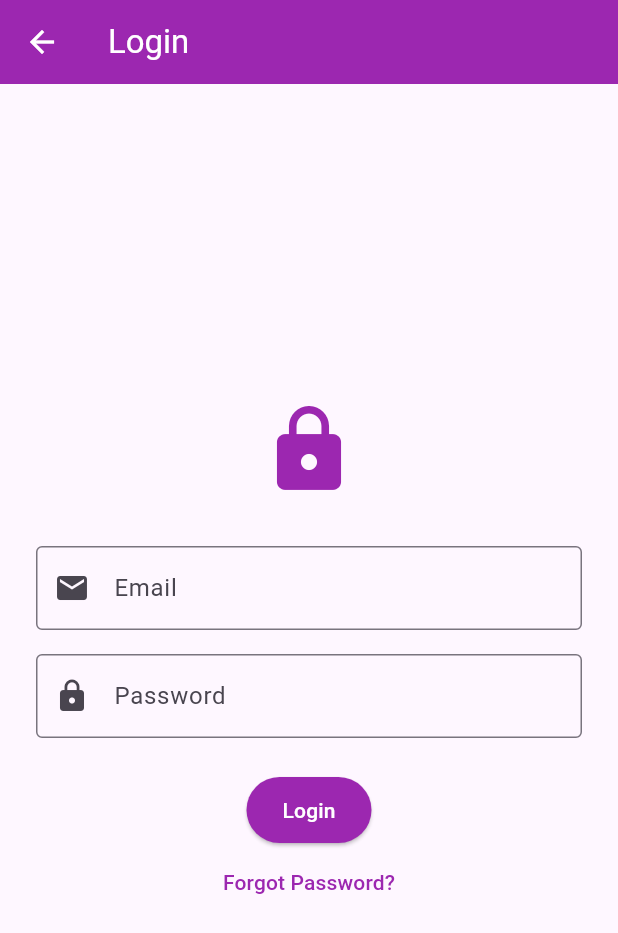
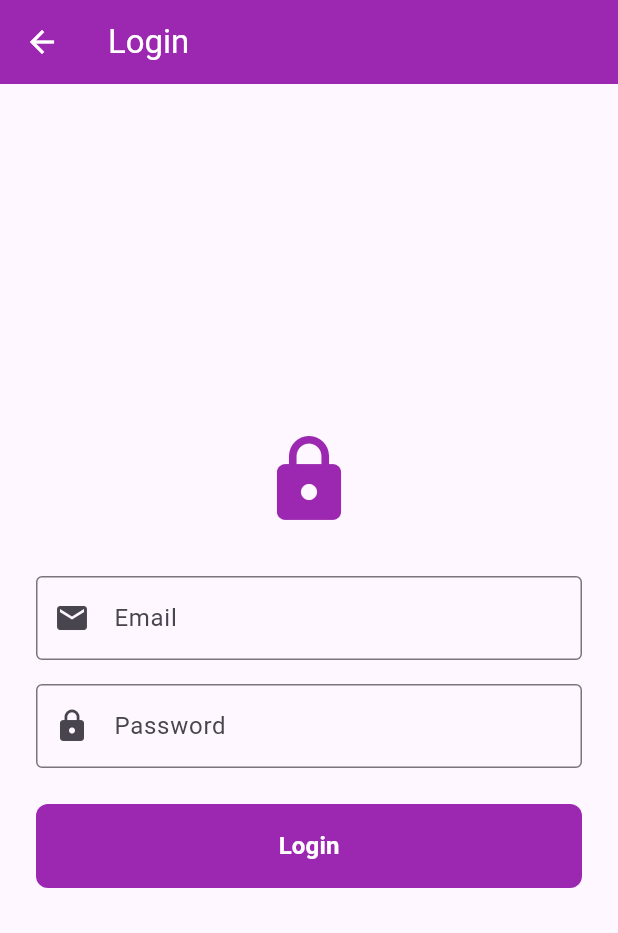
Before and after one commit to GitheTrunk/MA-Lab, a Flutter app: the screen it shows after launch, after a tap on "Go to Login", on a phone screen of 412 x 824 dp. Shown: the top 933 px of the screen. Run offline on Flutter 3.47's test engine with Material 3 defaults, Android fonts, the phone set to English and light mode, and no system bars.

Commit message:
feats: build a custom widget for button and add login page

```diff
--- a/lib/auth/login_screen.dart
+++ b/lib/auth/login_screen.dart
@@ -1,4 +1,5 @@
 import 'package:flutter/material.dart';
+import 'package:week_3_lab/widgets/buttons/app_text_button.dart';
 
 class LoginScreen extends StatelessWidget {
   const LoginScreen({super.key});
@@ -40,21 +41,11 @@ class LoginScreen extends StatelessWidget {
               ),
             ),
             SizedBox(height: 24),
-            ElevatedButton(
+            AppTextButton(
+              text: "Login",
+              backgroundColor: Colors.purple,
+              foregroundColor: Colors.white,
               onPressed: () {},
-              style: ElevatedButton.styleFrom(
-                backgroundColor: Colors.purple,
-                foregroundColor: Colors.white,
-                padding: EdgeInsets.symmetric(horizontal: 24, vertical: 12),
-              ),
-              child: Text("Login"),
-            ),
-            TextButton(
-              onPressed: () {},
-              child: Text(
-                "Forgot Password?",
-                style: TextStyle(color: Colors.purple),
-              ),
             ),
           ],
         ),
--- a/lib/screens/home_screen.dart
+++ b/lib/screens/home_screen.dart
@@ -1,4 +1,5 @@
 import 'package:flutter/material.dart';
+import 'package:week_3_lab/widgets/buttons/app_small_text_button.dart';
 
 class HomeScreen extends StatelessWidget {
   const HomeScreen({super.key});
@@ -18,7 +19,7 @@ class HomeScreen extends StatelessWidget {
           children: [
             Text(
               "Hello, World!",
-              style: TextStyle(fontStyle: FontStyle.normal, fontSize: 28),
+              style: TextStyle(fontWeight: FontWeight.bold, fontSize: 28),
             ),
             SizedBox(height: 8),
             Text(
@@ -26,16 +27,14 @@ class HomeScreen extends StatelessWidget {
               style: TextStyle(color: Colors.grey, fontSize: 20),
             ),
             SizedBox(height: 24),
-            ElevatedButton(
+            AppSmallTextButton(
+              text: 'Go to Login',
+              width: 150,
               onPressed: () {
                 Navigator.pushNamed(context, "/login");
               },
-              style: ElevatedButton.styleFrom(
-                backgroundColor: Colors.blue,
-                foregroundColor: Colors.white,
-                padding: EdgeInsets.symmetric(horizontal: 24, vertical: 12),
-              ),
-              child: Text("Go to Login"),
+              backgroundColor: Colors.blue,
+              foregroundColor: Colors.white,
             ),
           ],
         ),
--- /dev/null
+++ b/lib/widgets/buttons/app_small_text_button.dart
@@ -0,0 +1,39 @@
+import 'package:flutter/material.dart';
+
+class AppSmallTextButton extends StatelessWidget {
+  final String text;
+  final VoidCallback? onPressed;
+  final double? width;
+  final Color? backgroundColor;
+  final Color? foregroundColor;
+  const AppSmallTextButton({
+    super.key,
+    required this.text,
+    required this.onPressed,
+    required this.width,
+    required this.backgroundColor,
+    required this.foregroundColor,
+  });
+
+  @override
+  Widget build(BuildContext context) {
+    return SizedBox(
+      height: 48,
+      width: width,
+      child: TextButton(
+        onPressed: onPressed,
+        style: TextButton.styleFrom(
+          backgroundColor: backgroundColor,
+          foregroundColor: foregroundColor,
+          shape: RoundedRectangleBorder(
+            borderRadius: BorderRadiusGeometry.circular(8),
+          ),
+        ),
+        child: Text(
+          text,
+          style: TextStyle(fontSize: 16, fontWeight: FontWeight.bold),
+        ),
+      ),
+    );
+  }
+}
--- /dev/null
+++ b/lib/widgets/buttons/app_text_button.dart
@@ -0,0 +1,38 @@
+import 'package:flutter/material.dart';
+
+class AppTextButton extends StatelessWidget {
+  final String text;
+  final VoidCallback? onPressed;
+  final Color? backgroundColor;
+  final Color? foregroundColor;
+  const AppTextButton({
+    super.key,
+    required this.text,
+    required this.onPressed,
+    required this.backgroundColor,
+    required this.foregroundColor,
+  });
+
+  @override
+  Widget build(BuildContext context) {
+    return SizedBox(
+      height: 56,
+      width: double.infinity,
+      child: TextButton(
+        onPressed: onPressed,
+        style: TextButton.styleFrom(
+          backgroundColor: backgroundColor,
+          foregroundColor: foregroundColor,
+          padding: EdgeInsets.symmetric(horizontal: 24, vertical: 12),
+          shape: RoundedRectangleBorder(
+            borderRadius: BorderRadiusGeometry.circular(8),
+          ),
+        ),
+        child: Text(
+          text,
+          style: TextStyle(fontSize: 16, fontWeight: FontWeight.bold),
+        ),
+      ),
+    );
+  }
+}
```
